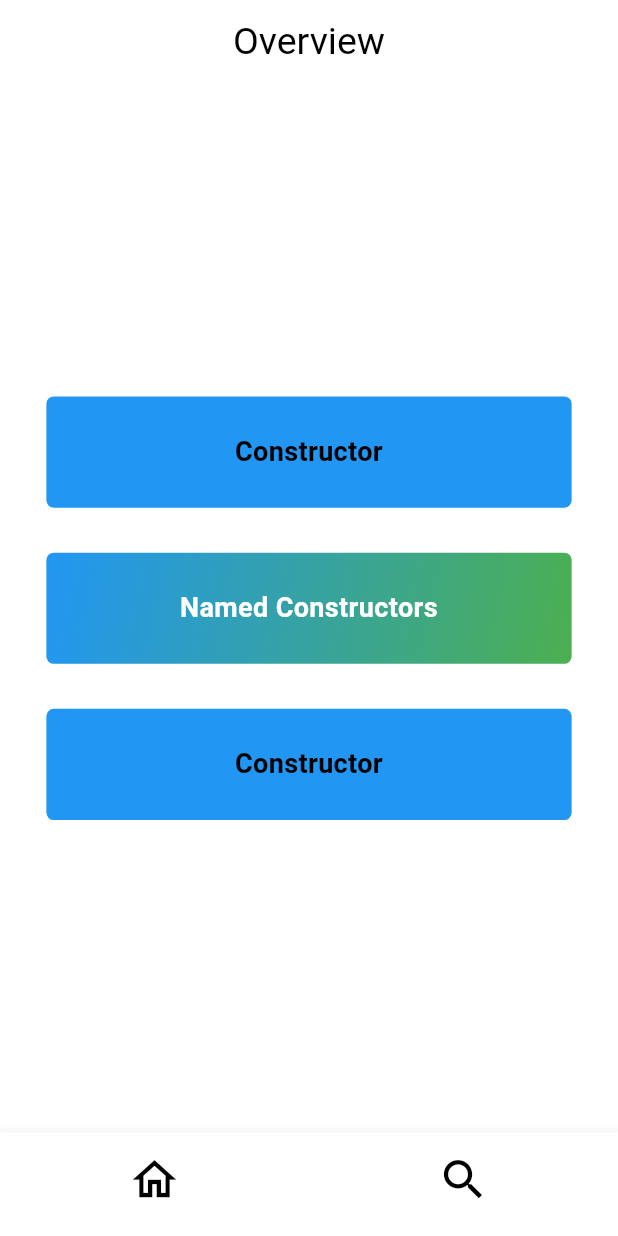
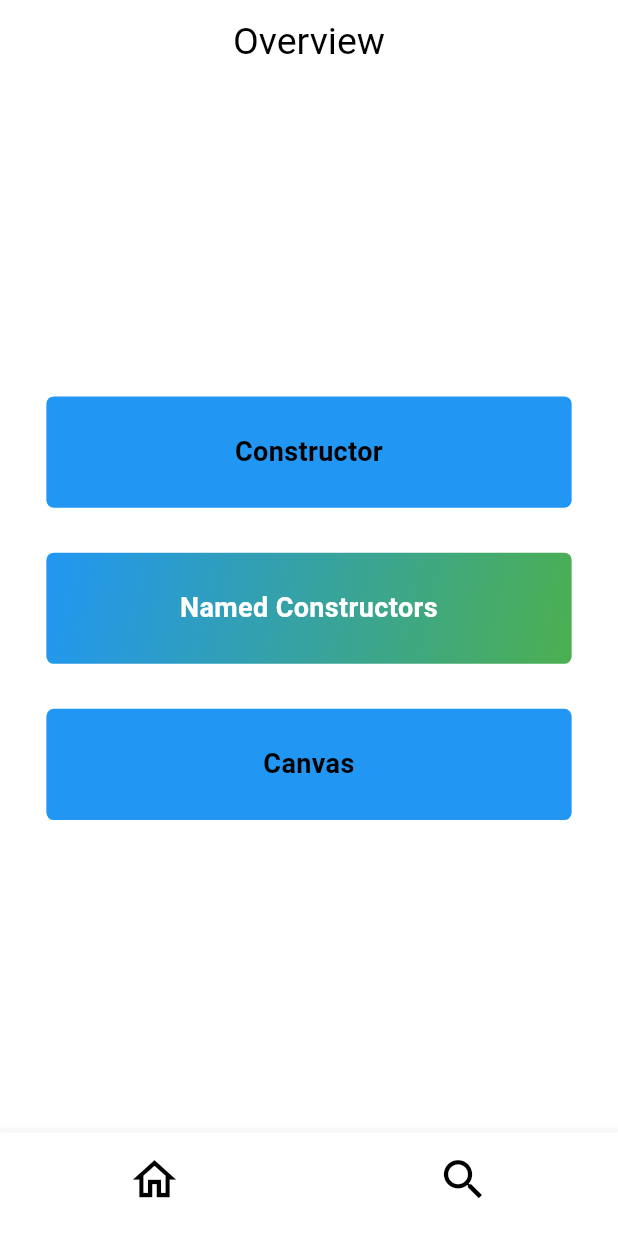
Before and after one commit to tobe-official/IP_2025_08_flutter_knowledge, a Flutter app: the OverviewPage screen opened by its route, on a phone screen of 412 x 824 dp. Run offline on Flutter 3.47's test engine with Material 3 defaults, Android fonts, the phone set to English and light mode, and no system bars; our stand-ins replace auto_route.

Commit message:
feat: canvas page. painter made using llm still looking at explanations

```diff
--- a/lib/app/app_router.dart
+++ b/lib/app/app_router.dart
@@ -8,6 +8,8 @@ class AppRouter extends RootStackRouter {
   List<AutoRoute> get routes => [
         _overview,
         _home,
+        _canvas,
+        _global,
       ];
 
   @override
@@ -26,3 +28,13 @@ final _home = AutoRoute(
   page: HomeRoute.page,
   initial: true,
 );
+
+final _canvas = AutoRoute(
+  path: '/canvas',
+  page: CanvasRoute.page,
+);
+
+final _global = AutoRoute(
+  path: '/global',
+  page: GlobalRoute.page,
+);
--- a/lib/app/pages/overview/overview.dart
+++ b/lib/app/pages/overview/overview.dart
@@ -23,18 +23,21 @@ class OverviewPage extends StatelessWidget {
           children: [
             BoxWidget(
               title: 'Constructor',
+              routerPath: '/global',
               color: Colors.blue,
             ),
             SizedBox(height: 30),
             BoxWidget.transition(
               title: 'Named Constructors',
+              routerPath: '/global',
               color: Colors.blue,
               secondaryColor: Colors.green,
               fontColor: Colors.white,
             ),
             SizedBox(height: 30),
             BoxWidget(
-              title: 'Constructor',
+              title: 'Canvas',
+              routerPath: '/canvas',
               color: Colors.blue,
             ),
           ],
--- a/lib/app/pages/overview/widgets/box.dart
+++ b/lib/app/pages/overview/widgets/box.dart
@@ -1,17 +1,26 @@
+import 'package:auto_route/auto_route.dart';
 import 'package:flutter/material.dart';
 
 class BoxWidget extends StatelessWidget {
-  const BoxWidget(
-      {super.key, required this.title, this.color = Colors.grey, this.secondaryColor, this.fontColor = Colors.black});
+  const BoxWidget({
+    super.key,
+    required this.title,
+    required this.routerPath,
+    this.color = Colors.grey,
+    this.secondaryColor,
+    this.fontColor = Colors.black,
+  });
 
   const BoxWidget.transition(
       {super.key,
       required this.title,
+      required this.routerPath,
       this.color = Colors.grey,
       this.secondaryColor = Colors.white,
       this.fontColor = Colors.black});
 
   final String title;
+  final String routerPath;
   final Color? color;
   final Color? secondaryColor;
   final Color? fontColor;
@@ -22,6 +31,7 @@ class BoxWidget extends StatelessWidget {
     final screenHeight = MediaQuery.of(context).size.height;
 
     return GestureDetector(
+      onTap: () => _router(context, routerPath),
       child: Container(
         decoration: BoxDecoration(
           borderRadius: BorderRadius.circular(5),
@@ -46,4 +56,9 @@ class BoxWidget extends StatelessWidget {
       ),
     );
   }
+
+  _router(BuildContext context, String path) {
+    final router = context.router;
+    router.pushPath(path);
+  }
 }
--- a/lib/app/widgets/custom_app_bar.dart
+++ b/lib/app/widgets/custom_app_bar.dart
@@ -1,9 +1,15 @@
+import 'package:auto_route/auto_route.dart';
 import 'package:flutter/material.dart';
 
 class CustomAppBar extends StatefulWidget implements PreferredSizeWidget {
-  const CustomAppBar({super.key, required this.title});
+  const CustomAppBar({
+    super.key,
+    required this.title,
+    this.arrowBack = false,
+  });
 
   final String title;
+  final bool? arrowBack;
 
   @override
   State<CustomAppBar> createState() => _CustomAppBarState();
@@ -16,6 +22,12 @@ class _CustomAppBarState extends State<CustomAppBar> {
   @override
   Widget build(BuildContext context) {
     return AppBar(
+      leading: widget.arrowBack!
+          ? IconButton(
+              onPressed: () => _routeBack(context),
+              icon: Icon(Icons.arrow_back_ios_new),
+            )
+          : null,
       automaticallyImplyLeading: false,
       backgroundColor: Colors.white,
       title: Text(
@@ -28,4 +40,9 @@ class _CustomAppBarState extends State<CustomAppBar> {
       centerTitle: true,
     );
   }
+
+  _routeBack(BuildContext context) {
+    final router = context.router;
+    router.pop();
+  }
 }
```
Also changed, not shown: lib/app/pages/canvas/canvas.dart (added, +33 -0 lines), lib/app/pages/canvas/model/stroke.dart (added, +8 -0 lines), lib/app/pages/canvas/widgets/color_picker.dart (added, +68 -0 lines), lib/app/pages/canvas/widgets/drawing_pad.dart (added, +137 -0 lines), lib/app/pages/canvas/widgets/my_painter.dart (added, +37 -0 lines), lib/app/pages/global/global.dart (added, +23 -0 lines), pubspec.yaml (+1 -52 lines), lib/app/app_router.gr.dart, 1 other file.
